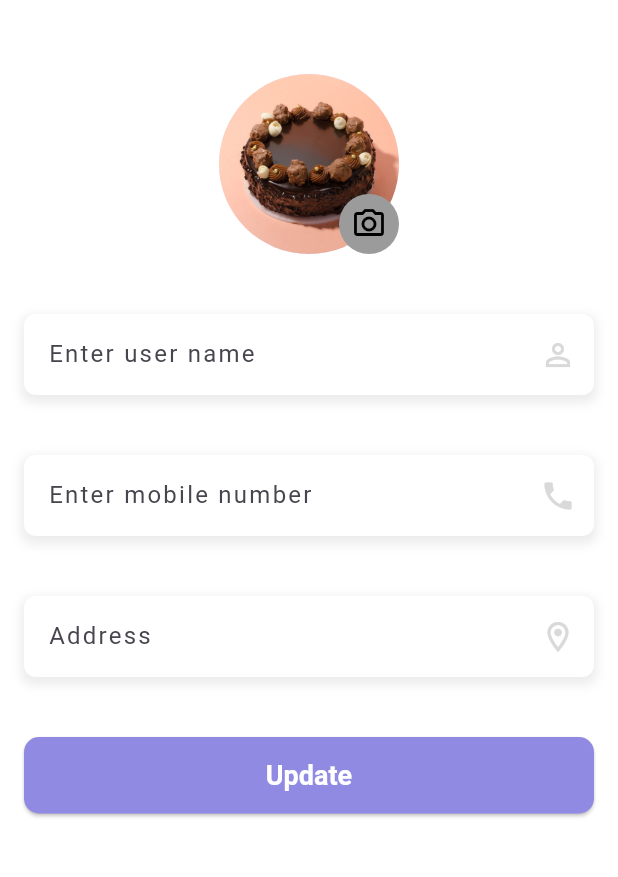
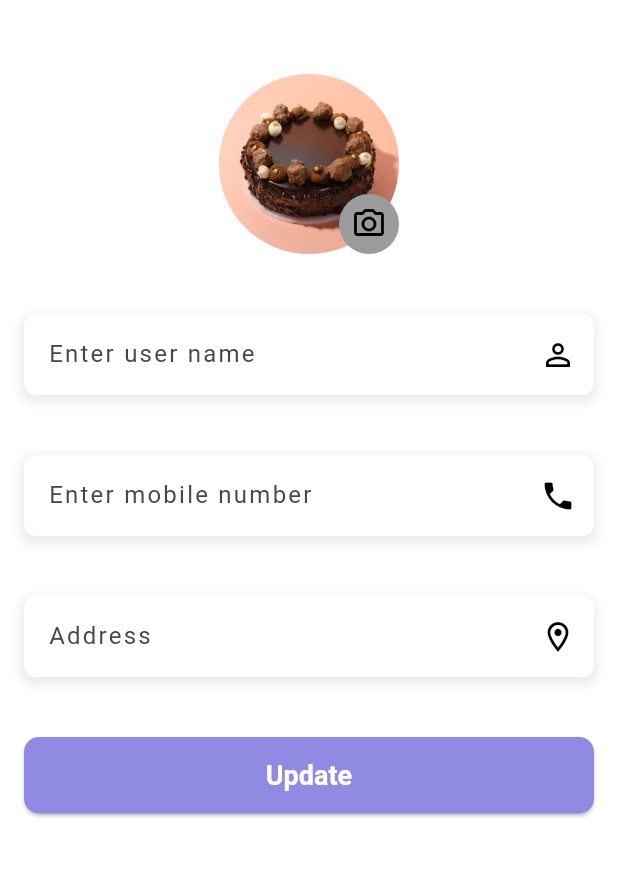
Before and after one commit to samruddhin24/BakeryManagementAPP, a Flutter app: the EditProfileScreen screen opened by its route, on a phone screen of 412 x 824 dp, the part 58-935 px from its top. Run offline on Flutter 3.47's test engine with Material 3 defaults, Android fonts, the phone set to English and light mode, and no system bars; our stand-ins replace get, image_picker, velocity_x; project files that could hold a hidden picture were left out.

Commit message:
minor changes

```diff
--- a/lib/constants/app_constants.dart
+++ b/lib/constants/app_constants.dart
@@ -23,7 +23,7 @@ class AppConstants{
   static String loginFieldHint = 'Enter mobile number';
   // OTP Page
   static String otpHeading = 'OTP Verification';
-  static String otpSubHeading = 'Enter 4 digit OTP Sent you on your\nmobile number';
+  static String otpSubHeading = 'Enter 6 digit OTP Sent you on your\nmobile number';
   static String verifyBtn = 'Verify';
   static String resendOTP = 'Didnt receive OTP? Resend';
   // Register Page
--- a/lib/widgets/custom_input_field.dart
+++ b/lib/widgets/custom_input_field.dart
@@ -77,7 +77,7 @@ class CustomInputField extends StatelessWidget {
             padding: const EdgeInsets.only(right: 12),
             child: Icon(
               icon,
-              color: AppColors.grey,
+              color: AppColors.black,
             ),
           ),
         ],
```
